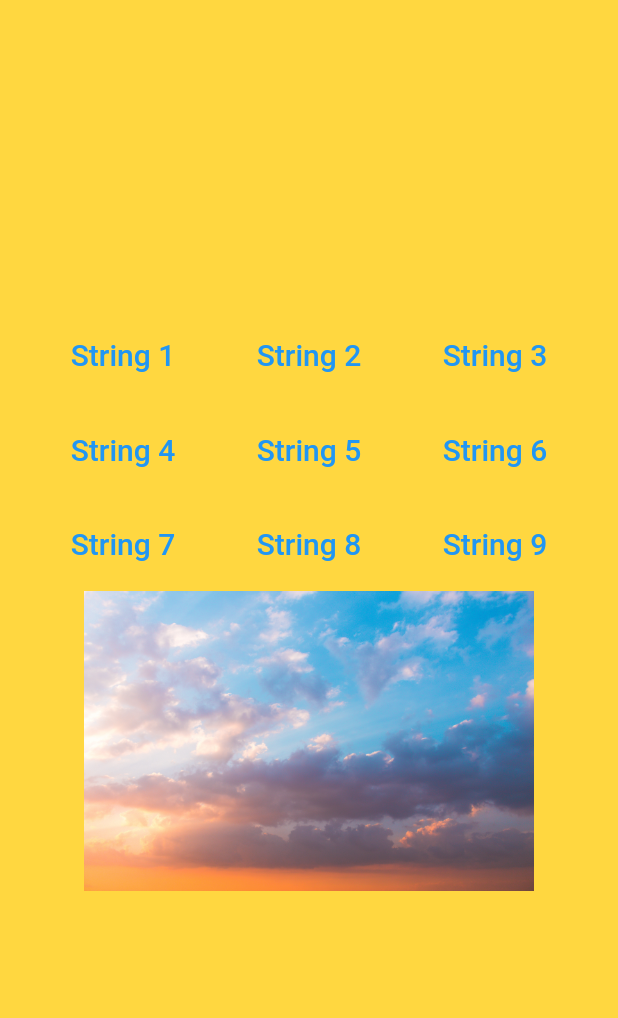
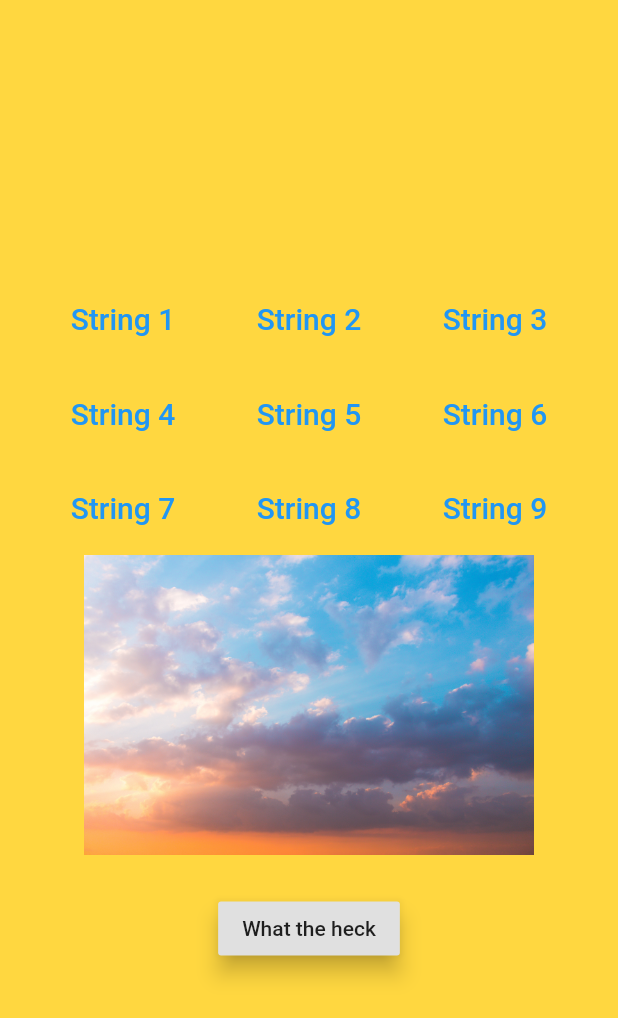
Before and after one commit to asif-bhuti/flutter_shit, a Flutter app: the screen it shows after launch, on a phone screen of 412 x 824 dp. Shown: the top 1018 px of the screen. Run offline on Flutter 3.47's test engine with Material 2 defaults, Android fonts, the phone set to English and light mode, and no system bars; Roboto replaces fonts that are missing (fonts/PTSans-Italic).

Commit message:
added a button and dialogue box

```diff
--- a/lib/screens/home.dart
+++ b/lib/screens/home.dart
@@ -14,7 +14,8 @@ class Home extends StatelessWidget {
               customText(), customText(), customText()),
           customRow(
               customText(), customText(), customText()),
-          customImage()
+          customImage(),
+          customRaisedButton()
         ]),
       ),
     );
@@ -62,9 +63,33 @@ class customText extends StatelessWidget {
       ),
     ));
   }
-
   customText() {
     i++;
     this.string='String $i';
   }
 }
+
+class customRaisedButton extends StatelessWidget{
+  @override
+  Widget build(BuildContext context) {
+    return Container(
+      child: RaisedButton(
+        child: Text('What the heck'),
+        elevation: 6.0,
+        onPressed: (){
+            pressDialogue(context);
+        },
+      )
+    );
+  }
+
+  void pressDialogue(BuildContext context){
+    var alertDia = AlertDialog(
+      title: Text('halalu'),
+      content: Text('lkfkkfksfsdfkflld'),
+    );
+    showDialog(context: context,builder: (BuildContext context){
+      return alertDia;
+    });
+  }
+}
```
